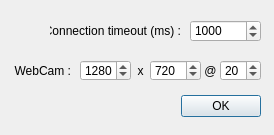
This is Prusa_TCP_Client/server_options.ui in ClementAbadie/Prusa_TCP_Client as Qt 5 draws it before an edit. The edited form follows.
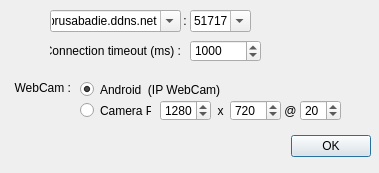
This is the edited form.

Commit message: Moved connection options to Server Options

What changed in the file:
```diff
--- a/Prusa_TCP_Client/server_options.ui
+++ b/Prusa_TCP_Client/server_options.ui
@@ -9,8 +9,8 @@
    <rect>
     <x>0</x>
     <y>0</y>
-    <width>274</width>
-    <height>135</height>
+    <width>379</width>
+    <height>173</height>
    </rect>
   </property>
   <property name="windowTitle">
@@ -22,9 +22,9 @@
   <widget class="QDialogButtonBox" name="buttonBox">
    <property name="geometry">
     <rect>
-     <x>20</x>
-     <y>90</y>
-     <width>241</width>
+     <x>10</x>
+     <y>130</y>
+     <width>361</width>
      <height>32</height>
     </rect>
    </property>
@@ -39,7 +39,7 @@
    <property name="geometry">
     <rect>
      <x>50</x>
-     <y>20</y>
+     <y>40</y>
      <width>131</width>
      <height>21</height>
     </rect>
@@ -55,7 +55,7 @@
    <property name="geometry">
     <rect>
      <x>190</x>
-     <y>20</y>
+     <y>40</y>
      <width>71</width>
      <height>22</height>
     </rect>
@@ -74,10 +74,13 @@
    </property>
   </widget>
   <widget class="QSpinBox" name="spinBox_Video_res_h">
+   <property name="enabled">
+    <bool>true</bool>
+   </property>
    <property name="geometry">
     <rect>
-     <x>80</x>
-     <y>60</y>
+     <x>160</x>
+     <y>100</y>
      <width>51</width>
      <height>21</height>
     </rect>
@@ -95,8 +98,8 @@
   <widget class="QLabel" name="server_label_3">
    <property name="geometry">
     <rect>
-     <x>130</x>
-     <y>60</y>
+     <x>210</x>
+     <y>100</y>
      <width>21</width>
      <height>21</height>
     </rect>
@@ -112,10 +115,13 @@
    </property>
   </widget>
   <widget class="QSpinBox" name="spinBox_Video_res_v">
+   <property name="enabled">
+    <bool>true</bool>
+   </property>
    <property name="geometry">
     <rect>
-     <x>150</x>
-     <y>60</y>
+     <x>230</x>
+     <y>100</y>
      <width>51</width>
      <height>21</height>
     </rect>
@@ -134,9 +140,9 @@
    <property name="geometry">
     <rect>
      <x>10</x>
-     <y>60</y>
+     <y>80</y>
      <width>61</width>
-     <height>21</height>
+     <height>16</height>
     </rect>
    </property>
    <property name="text">
@@ -147,10 +153,13 @@
    </property>
   </widget>
   <widget class="QSpinBox" name="spinBox_Video_framerate">
+   <property name="enabled">
+    <bool>true</bool>
+   </property>
    <property name="geometry">
     <rect>
-     <x>220</x>
-     <y>60</y>
+     <x>300</x>
+     <y>100</y>
      <width>41</width>
      <height>21</height>
     </rect>
@@ -168,8 +177,8 @@
   <widget class="QLabel" name="server_label_4">
    <property name="geometry">
     <rect>
-     <x>200</x>
-     <y>60</y>
+     <x>280</x>
+     <y>100</y>
      <width>21</width>
      <height>21</height>
     </rect>
@@ -184,6 +193,80 @@
     <set>Qt::NoTextInteraction</set>
    </property>
   </widget>
+  <widget class="QRadioButton" name="radioButton_webcam_android">
+   <property name="geometry">
+    <rect>
+     <x>80</x>
+     <y>80</y>
+     <width>141</width>
+     <height>19</height>
+    </rect>
+   </property>
+   <property name="text">
+    <string>Android  (IP WebCam)</string>
+   </property>
+   <property name="checked">
+    <bool>true</bool>
+   </property>
+  </widget>
+  <widget class="QRadioButton" name="radioButton_webcam_pi">
+   <property name="geometry">
+    <rect>
+     <x>80</x>
+     <y>100</y>
+     <width>71</width>
+     <height>21</height>
+    </rect>
+   </property>
+   <property name="text">
+    <string>Camera Pi</string>
+   </property>
+  </widget>
+  <widget class="QComboBox" name="comboBox_Server_Port">
+   <property name="geometry">
+    <rect>
+     <x>190</x>
+     <y>10</y>
+     <width>61</width>
+     <height>22</height>
+    </rect>
+   </property>
+   <property name="editable">
+    <bool>true</bool>
+   </property>
+   <property name="currentText">
+    <string>51717</string>
+   </property>
+  </widget>
+  <widget class="QComboBox" name="comboBox_Server_IP">
+   <property name="geometry">
+    <rect>
+     <x>50</x>
+     <y>10</y>
+     <width>131</width>
+     <height>22</height>
+    </rect>
+   </property>
+   <property name="editable">
+    <bool>true</bool>
+   </property>
+   <property name="currentText">
+    <string>prusabadie.ddns.net</string>
+   </property>
+  </widget>
+  <widget class="QLabel" name="Server_IP_PORT_separator">
+   <property name="geometry">
+    <rect>
+     <x>180</x>
+     <y>10</y>
+     <width>16</width>
+     <height>21</height>
+    </rect>
+   </property>
+   <property name="text">
+    <string> :</string>
+   </property>
+  </widget>
  </widget>
  <resources/>
  <connections>
```
The commit also changes 15 other files.
